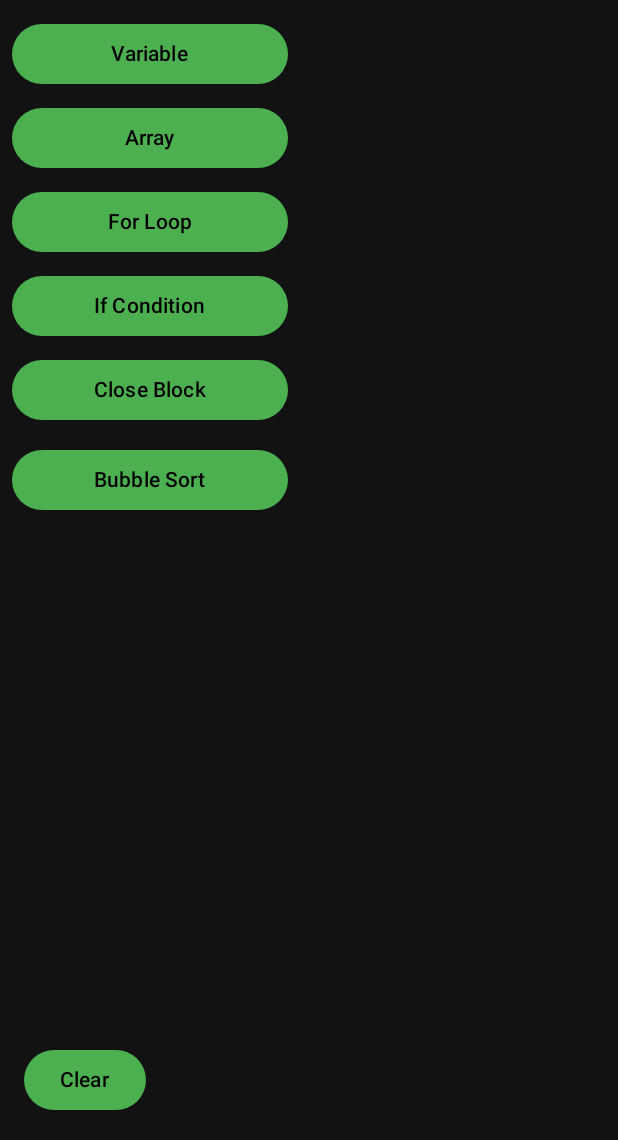
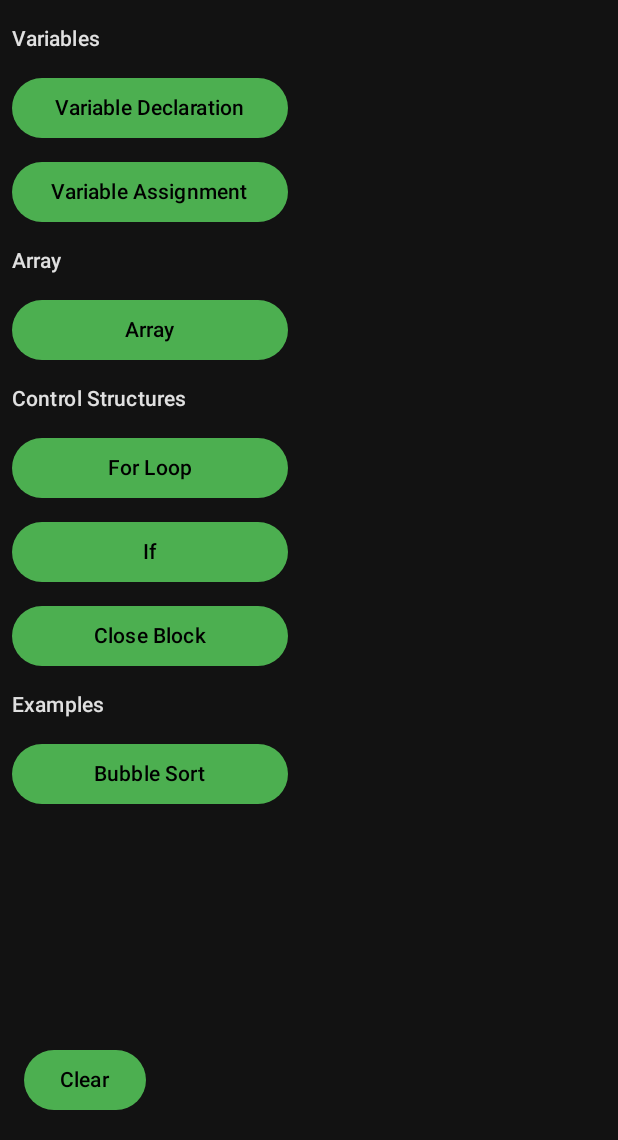
Before and after one commit to g1g942j/Code-Block, an Android app built with Jetpack Compose: the screen it shows after launch (MainActivity), after a tap on "Menu", on a phone screen of 412 x 824 dp, the part 96-1236 px from its top. Run offline under Robolectric (Android 15) with nearby library versions, the phone set to English and light mode, and no system bars.

Commit message:
change variables logic, change variables blocks, redesign SideMenu

```diff
--- a/app/src/main/java/com/example/code_block/ui/SideMenu.kt
+++ b/app/src/main/java/com/example/code_block/ui/SideMenu.kt
@@ -20,9 +20,50 @@ fun SideMenu(
             .width(200.dp)
             .padding(8.dp)
     ) {
+        Text(
+            text = context.getString(R.string.variable),
+            style = MaterialTheme.typography.labelLarge,
+            modifier = Modifier.padding(vertical = 8.dp)
+        )
+
         listOf(
-            R.string.variable_text to R.string.variable,
-            R.string.array_text to R.string.array,
+            R.string.variable_declaration_text to R.string.variable_declaration,
+            R.string.variable_assignment_text to R.string.variable_assignment,
+        ).forEach { (textRes, labelRes) ->
+            Button(
+                onClick = {
+                    onBlockAdded(context.getString(textRes))
+                },
+                modifier = Modifier
+                    .fillMaxWidth()
+                    .padding(vertical = 4.dp)
+            ) {
+                Text(context.getString(labelRes))
+            }
+        }
+
+        Text(
+            text = context.getString(R.string.array),
+            style = MaterialTheme.typography.labelLarge,
+            modifier = Modifier.padding(vertical = 8.dp)
+        )
+        Button(
+            onClick = {
+                onBlockAdded(context.getString(R.string.array_text))
+            },
+            modifier = Modifier
+                .fillMaxWidth()
+                .padding(vertical = 4.dp)
+        ) {
+            Text(context.getString(R.string.array))
+        }
+
+        Text(
+            text = "Control Structures",
+            style = MaterialTheme.typography.labelLarge,
+            modifier = Modifier.padding(vertical = 8.dp)
+        )
+        listOf(
             R.string.for_loop_text to R.string.loop,
             R.string.if_text to R.string.condition,
             R.string.close_block to R.string.close
@@ -39,6 +80,11 @@ fun SideMenu(
             }
         }
 
+        Text(
+            text = "Examples",
+            style = MaterialTheme.typography.labelLarge,
+            modifier = Modifier.padding(vertical = 8.dp)
+        )
         Button(
             onClick = {
                 listOf(
@@ -58,7 +104,7 @@ fun SideMenu(
             },
             modifier = Modifier
                 .fillMaxWidth()
-                .padding(vertical = 8.dp)
+                .padding(vertical = 4.dp)
         ) {
             Text(context.getString(R.string.bubble_sort))
         }
--- a/app/src/main/res/values/strings.xml
+++ b/app/src/main/res/values/strings.xml
@@ -7,16 +7,21 @@
     <string name="edit">Edit</string>
     <string name="save">Save</string>
 
-    <string name="variable">Variable</string>
-    <string name="variable_text">int x = 0;</string>
+    <string name="variable">Variables</string>
     <string name="array">Array</string>
     <string name="array_text">int[] arr = {1,2,3};</string>
     <string name="loop">For Loop</string>
     <string name="for_loop_text">for (int i=0; i &lt; 10; i++) {</string>
-    <string name="condition">If Condition</string>
-    <string name="if_text">if (condition) {</string>
+    <string name="condition">If</string>
+    <string name="if_text">if () {</string>
+    <string name="else_block">Else</string>
+    <string name="else_text">else {</string>
     <string name="close">Close Block</string>
     <string name="close_block">}</string>
+    <string name="variable_declaration">Variable Declaration</string>
+    <string name="variable_declaration_text">int x, y, z;</string>
+    <string name="variable_assignment">Variable Assignment</string>
+    <string name="variable_assignment_text">x = 0;</string>
 
     <string name="bubble_sort">Bubble Sort</string>
     <string name="bubble_sort_array">int[] arr = {5,3,1,4,2};</string>
```
Also changed, not shown: app/src/main/java/com/example/code_block/ui/CodeInterpreter.kt (+64 -3 lines).
